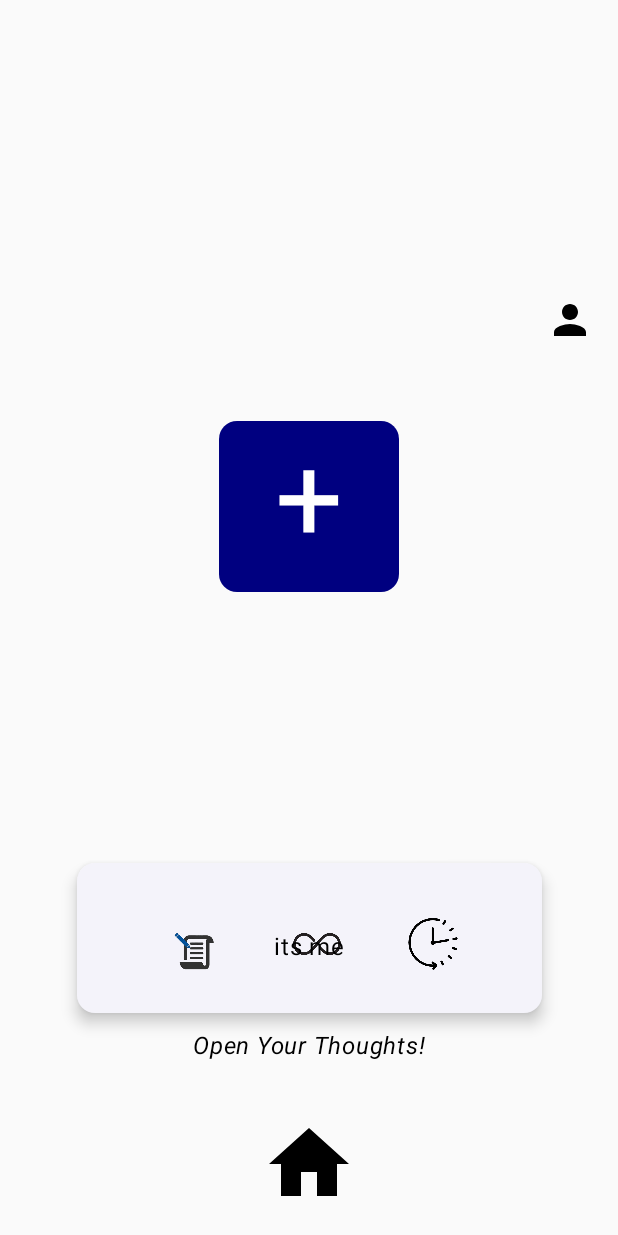
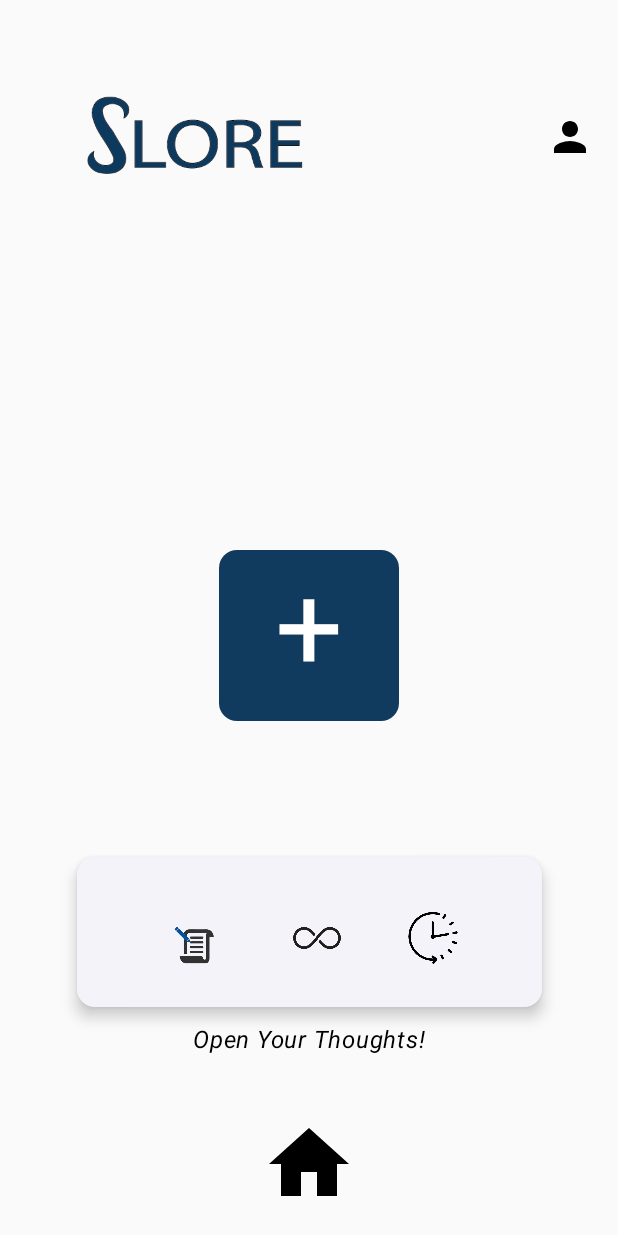
Before and after one commit to knightafter/Slore--A-Password-and-Notes-Manager-App., an Android app built with Jetpack Compose: the MainContent screen opened through its navigation route, on a phone screen of 412 x 824 dp. Run offline under Robolectric (Android 15) with nearby library versions, the phone set to English and light mode, and no system bars; our stand-ins replace Firebase (no records; nobody signed in at launch, a user with empty details on screens opened directly).

Commit message:
add some styling to all pages together

```diff
--- a/app/src/main/java/com/example/slore/mainPage.kt
+++ b/app/src/main/java/com/example/slore/mainPage.kt
@@ -36,11 +36,14 @@ fun MainContent(navController: NavHostController) {
     Box(
         modifier = Modifier.fillMaxSize()
     ) {
+
         Column(
             modifier = Modifier.fillMaxSize(),
             horizontalAlignment = Alignment.CenterHorizontally,
             verticalArrangement = Arrangement.Center
         ) {
+
+
             // Profile icon in the top-right corner
             Box(
                 modifier = Modifier
@@ -48,10 +51,18 @@ fun MainContent(navController: NavHostController) {
                     .padding(16.dp),
                 contentAlignment = Alignment.TopEnd
             ) {
+
+                Image( painter = painterResource(id = R.drawable.artboard_6), contentDescription = "Brand text",
+                    modifier = Modifier
+                        .height(400.dp) // Increase the height to make the image larger
+                        .width(400.dp)
+                        .offset(x = -40.dp ,y = (-40).dp)
+                )
+
                 Icon(
                     imageVector = Icons.Default.Person,
                     contentDescription = "Profile Icon",
-                    modifier = Modifier
+                    modifier = Modifier.offset(y = 50.dp)
                         .size(32.dp)
                         .clickable { navController.navigate("home") }
                 )
@@ -59,11 +70,11 @@ fun MainContent(navController: NavHostController) {
 
             Card(
                 colors = CardDefaults.cardColors(
-                    containerColor = Color(0xFF000080), // Navy blue color
+                    containerColor = Color(0xFF103A5E), // Navy blue color
                 ),
                 modifier = Modifier
                     .size(width = 120.dp, height = 130.dp)
-                    .offset(y = 35.dp)
+                    .offset(y = -75.dp)
                     .padding(bottom = 16.dp)
                     .clickable { showCategoryDialog.value = true } // Show category dialog when card is clicked
             ) {
@@ -85,7 +96,8 @@ fun MainContent(navController: NavHostController) {
                     defaultElevation = 6.dp
                 ),
                 modifier = Modifier
-                    .size(width = 310.dp, height = 100.dp).offset(x= 0.dp , y = 100.dp)
+                    .size(width = 310.dp, height = 100.dp)
+                    .offset(x = 0.dp, y = -100.dp)
             ) {
                 Column(
                     modifier = Modifier.fillMaxSize(),
@@ -127,10 +139,10 @@ fun MainContent(navController: NavHostController) {
 
             Text(
                 text = "Open Your Thoughts!",
-                modifier = Modifier.offset(y = 90.dp),
+                modifier = Modifier.offset(y = -110.dp),
                 fontStyle = FontStyle.Italic
             )
-            Text(text = "its me")
+
         }
 
         // Home icon placed outside the card
```
Also changed, not shown: app/src/main/java/com/example/slore/MainActivity.kt (line endings or trailing spaces), app/src/main/res/drawable/artboard_2.png (deleted), app/src/main/res/drawable/artboard_6.png (added).
